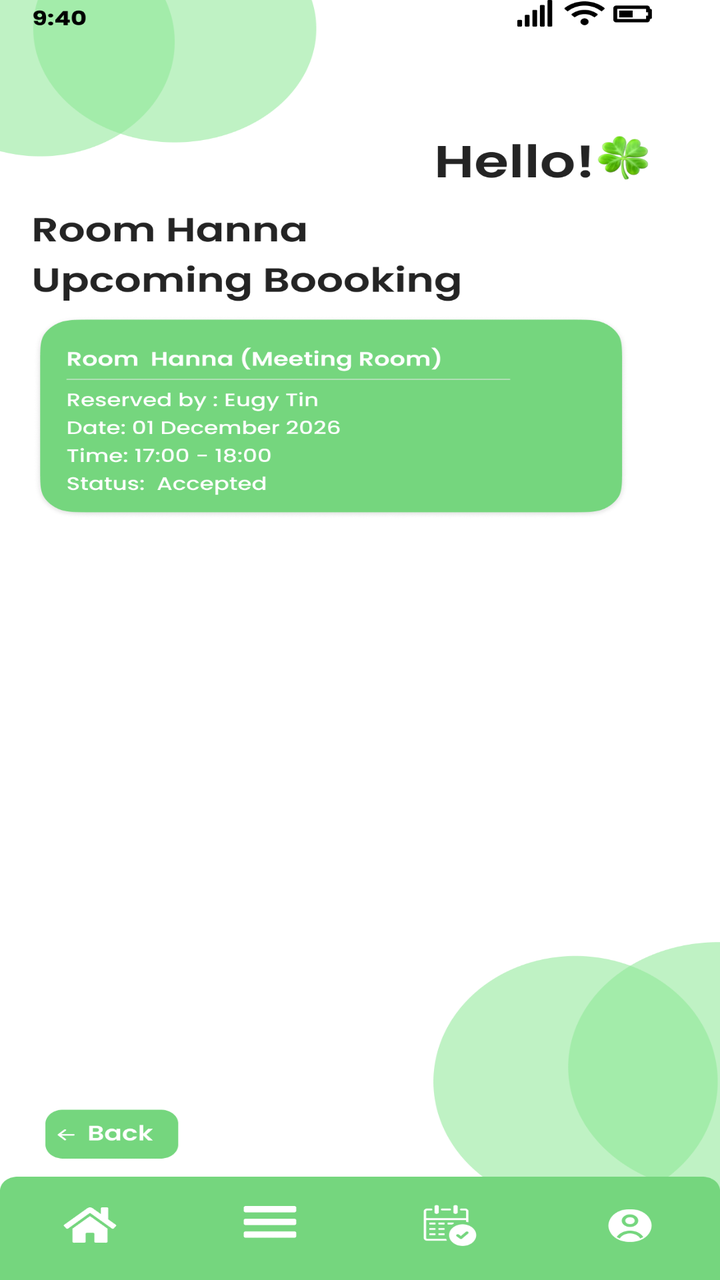
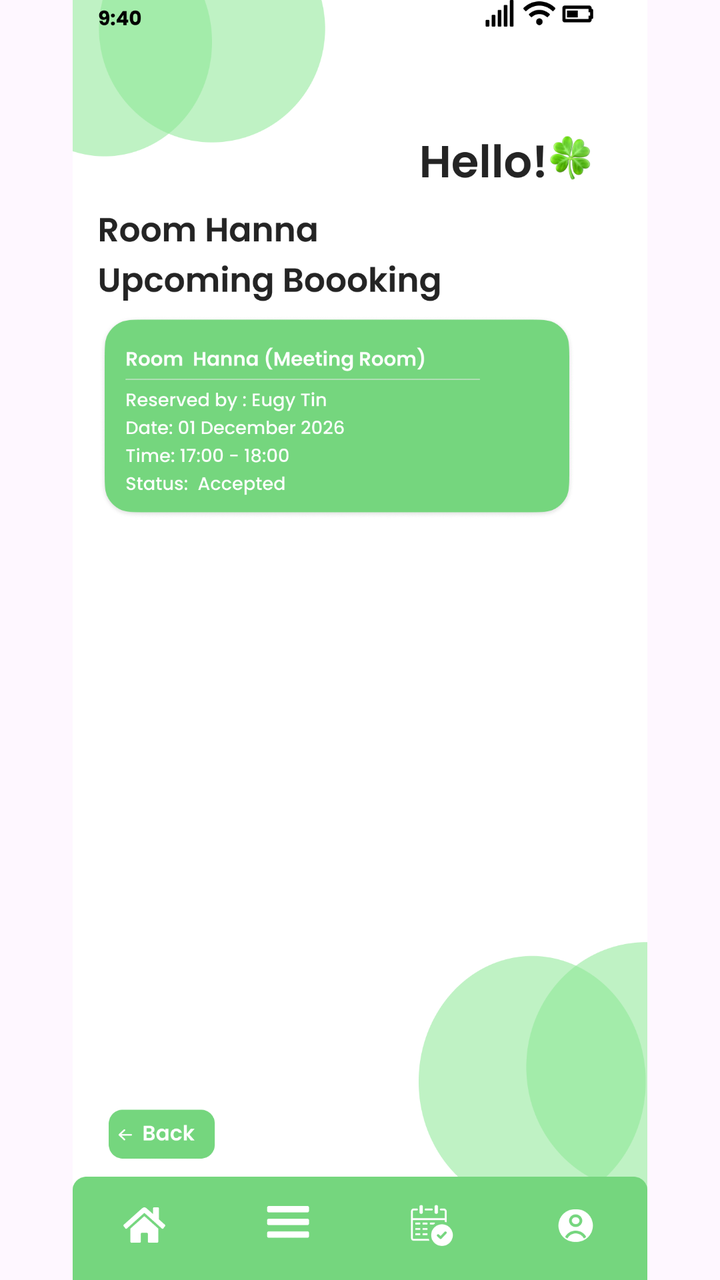

An Android layout rendered at two revisions. The XML below is the earlier revision; the diff shows what the commit changed to produce the second picture.
<!-- AndroidManifest.xml: application theme Theme.COMP2000HKSoftwareEngineeringAssessment -->
<!-- res/layout/activity_manager_roomstates_upcoming_h.xml -->
<?xml version="1.0" encoding="utf-8"?>
<androidx.constraintlayout.widget.ConstraintLayout xmlns:android="http://schemas.android.com/apk/res/android"
    xmlns:app="http://schemas.android.com/apk/res-auto"
    xmlns:tools="http://schemas.android.com/tools"
    android:id="@+id/main"
    android:layout_width="match_parent"
    android:layout_height="match_parent"
    tools:context=".manager_roomstates_upcoming_h">

    <ImageView
        android:id="@+id/iv_login_page"
        android:layout_width="match_parent"
        android:layout_height="match_parent"
        android:scaleType="fitXY"
        android:src="@drawable/manager_roomstates_upcoming_h"
        app:layout_constraintBottom_toBottomOf="parent"
        app:layout_constraintEnd_toEndOf="parent"
        app:layout_constraintStart_toStartOf="parent"
        app:layout_constraintTop_toTopOf="parent" />

    <ImageButton
        android:id="@+id/btn_managermenuhomebutton"
        android:layout_width="0dp"
        android:layout_height="0dp"
        android:background="@android:color/transparent"
        app:layout_constraintBottom_toBottomOf="parent"
        app:layout_constraintDimensionRatio="2:1"
        app:layout_constraintEnd_toEndOf="parent"
        app:layout_constraintHorizontal_bias="0.071"
        app:layout_constraintStart_toStartOf="parent"
        app:layout_constraintTop_toTopOf="parent"
        app:layout_constraintVertical_bias="0.97"
        app:layout_constraintWidth_percent="0.15 " />
    <ImageButton
        android:id="@+id/btn_managermenubutton"
        android:layout_width="0dp"
        android:layout_height="0dp"
        android:background="@android:color/transparent"
        app:layout_constraintBottom_toBottomOf="parent"
        app:layout_constraintDimensionRatio="2:1"
        app:layout_constraintEnd_toEndOf="parent"
        app:layout_constraintHorizontal_bias="0.369"
        app:layout_constraintStart_toStartOf="parent"
        app:layout_constraintTop_toTopOf="parent"
        app:layout_constraintVertical_bias="0.969"
        app:layout_constraintWidth_percent="0.15" />

    <ImageButton
        android:id="@+id/btn_managermybookingbutton"
        android:layout_width="0dp"
        android:layout_height="0dp"
        android:background="@android:color/transparent"
        app:layout_constraintBottom_toBottomOf="parent"
        app:layout_constraintDimensionRatio="2:1"
        app:layout_constraintEnd_toEndOf="parent"
        app:layout_constraintHorizontal_bias="0.644"
        app:layout_constraintStart_toStartOf="parent"
        app:layout_constraintTop_toTopOf="parent"
        app:layout_constraintVertical_bias="0.969"
        app:layout_constraintWidth_percent="0.15" />

    <ImageButton
        android:id="@+id/btn_managermyprofile"
        android:layout_width="0dp"
        android:layout_height="0dp"
        android:background="@android:color/transparent"
        app:layout_constraintBottom_toBottomOf="parent"
        app:layout_constraintDimensionRatio="2:1"
        app:layout_constraintEnd_toEndOf="parent"
        app:layout_constraintHorizontal_bias="0.957"
        app:layout_constraintStart_toStartOf="parent"
        app:layout_constraintTop_toTopOf="parent"
        app:layout_constraintVertical_bias="0.969"
        app:layout_constraintWidth_percent="0.15" />

    <ImageButton
        android:id="@+id/btn_select_datetime_select_back"
        android:layout_width="0dp"
        android:layout_height="0dp"
        android:background="@android:color/transparent"
        app:layout_constraintBottom_toBottomOf="parent"
        app:layout_constraintDimensionRatio="2.5:1"
        app:layout_constraintEnd_toEndOf="parent"
        app:layout_constraintHorizontal_bias="0.074"
        app:layout_constraintStart_toStartOf="parent"
        app:layout_constraintTop_toTopOf="parent"
        app:layout_constraintVertical_bias="0.9"
        app:layout_constraintWidth_percent="0.179 " />

</androidx.constraintlayout.widget.ConstraintLayout>
<!-- resources referenced by this layout -->
<resources>
  <!-- drawable manager_roomstates_upcoming_h: png bitmap (drawable, 125133 bytes) -->
  <style name="Theme.COMP2000HKSoftwareEngineeringAssessment" parent="Base.Theme.COMP2000HKSoftwareEngineeringAssessment" />
  <style name="Base.Theme.COMP2000HKSoftwareEngineeringAssessment" parent="Theme.Material3.DayNight.NoActionBar">
          
          
      </style>
</resources>

<!-- the commit's change to res/layout/activity_manager_roomstates_upcoming_h.xml (unified diff, before → after) -->
@@ -11,7 +11,7 @@
         android:id="@+id/iv_login_page"
         android:layout_width="match_parent"
         android:layout_height="match_parent"
-        android:scaleType="fitXY"
+        android:scaleType="fitCenter"
         android:src="@drawable/manager_roomstates_upcoming_h"
         app:layout_constraintBottom_toBottomOf="parent"
         app:layout_constraintEnd_toEndOf="parent"
